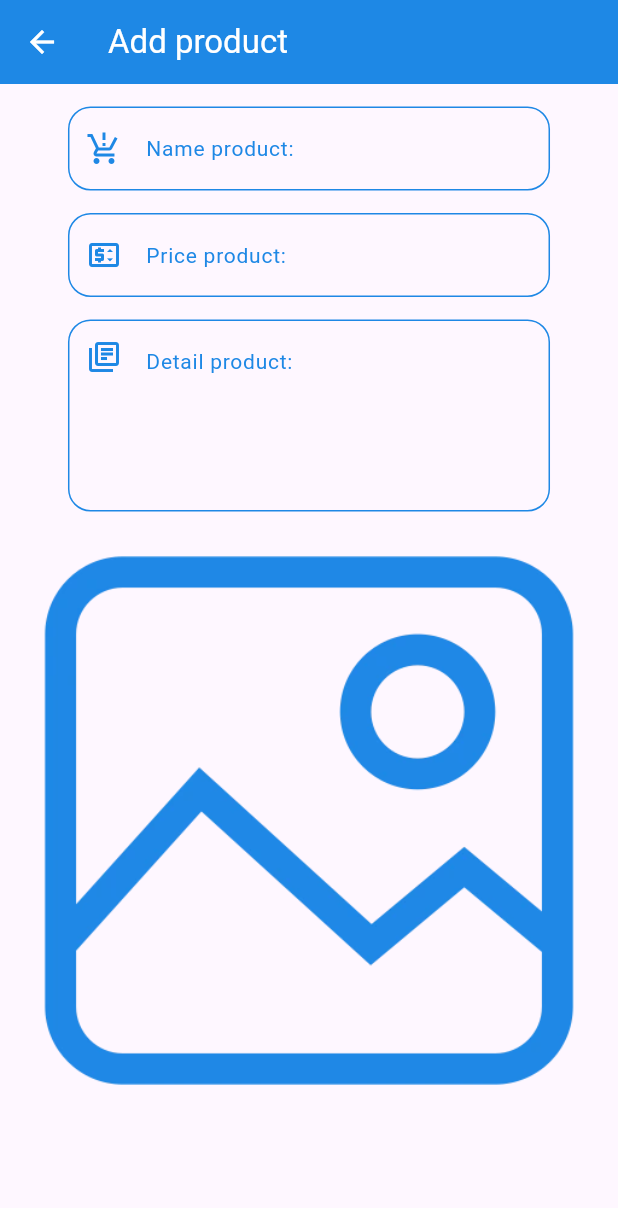
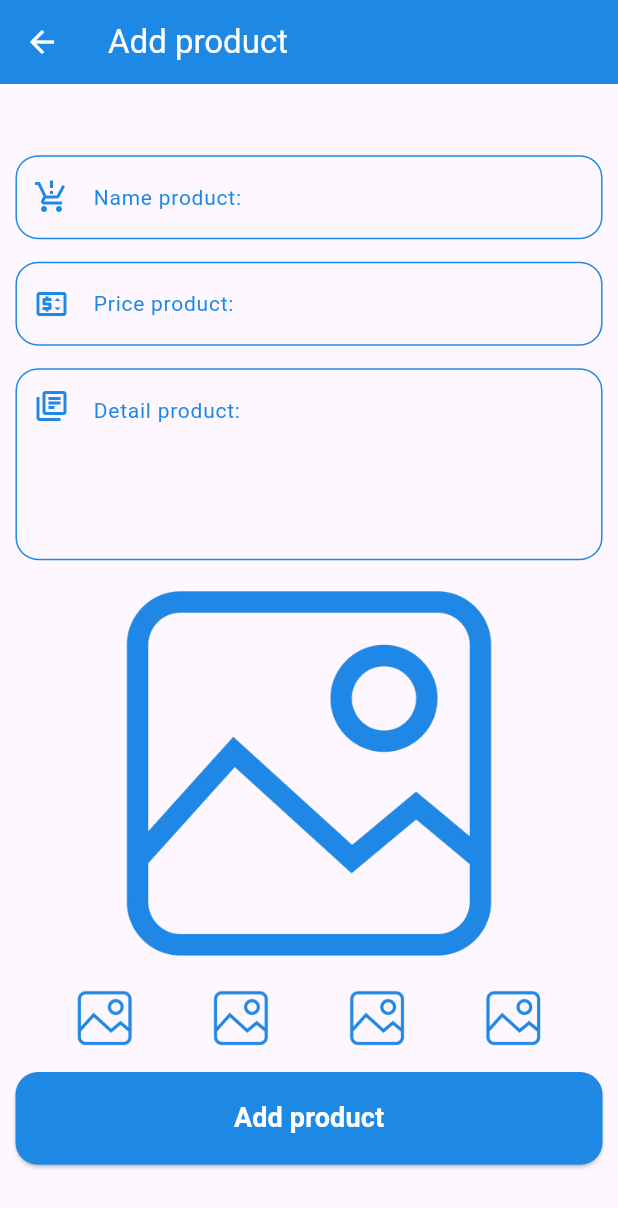
Before and after one commit to TonAndToon/Blogger, a Flutter app: the AddProduct screen opened by its route, on a phone screen of 412 x 824 dp. Shown: the top 1208 px of the screen. Run offline on Flutter 3.47's test engine with Material 3 defaults, Android fonts, the phone set to English and light mode, and no system bars; our stand-ins replace dio, geolocator, google_maps_flutter, image_picker, shared_preferences; accounts and stored records are empty; Roboto replaces fonts that are missing (NotoSanLaos).

Commit message:
coding add product fuction get image by camara, gellery and create button add 20250620 0523 PM

```diff
--- /dev/null
+++ b/devtools_options.yaml
@@ -0,0 +1,3 @@
+description: This file stores settings for Dart & Flutter DevTools.
+documentation: https://docs.flutter.dev/tools/devtools/extensions#configure-extension-enablement-states
+extensions:
--- a/lib/states/add_product.dart
+++ b/lib/states/add_product.dart
@@ -1,5 +1,10 @@
+import 'dart:io';
+
 import 'package:blogger/utility/my_contant.dart';
+import 'package:blogger/widgets/show_image.dart';
+import 'package:blogger/widgets/show_title.dart';
 import 'package:flutter/material.dart';
+import 'package:image_picker/image_picker.dart';
 
 class AddProduct extends StatefulWidget {
   const AddProduct({super.key});
@@ -9,6 +14,22 @@ class AddProduct extends StatefulWidget {
 }
 
 class _AddProductState extends State<AddProduct> {
+  final formKey = GlobalKey<FormState>();
+  List<File?> files = [];
+  File? file;
+
+  @override
+  void initState() {
+    // TODO: implement initState
+    super.initState();
+  }
+
+  void initialFile() {
+    for (var i = 0; i < 4; i++) {
+      files.add(null);
+    }
+  }
+
   @override
   Widget build(BuildContext context) {
     return Scaffold(
@@ -23,13 +44,19 @@ class _AddProductState extends State<AddProduct> {
           ),
           behavior: HitTestBehavior.opaque,
           child: Center(
+            child: SingleChildScrollView(
+              child: Form(
+                key: formKey,
                 child: Column(
                   children: [
                     buildProductName(constraints),
                     buildProductPirce(constraints),
                     buildProductDetail(constraints),
-                Image.asset(MyContant.iconphotolb),
+                    buildImage(constraints),
+                    addProductButton(constraints),
                   ],
+                ),
+              ),
             ),
           ),
         ),
@@ -37,11 +64,156 @@ class _AddProductState extends State<AddProduct> {
     );
   }
 
+  Row addProductButton(BoxConstraints constraints) {
+    return Row(
+      mainAxisAlignment: MainAxisAlignment.center,
+      children: [
+        Padding(
+          padding: const EdgeInsets.fromLTRB(0, 15, 0, 15),
+          child: Container(
+            width: constraints.maxWidth * 0.95,
+            height: constraints.maxWidth * 0.15,
+            child: ElevatedButton(
+              style: MyContant().myButtonStyle(),
+              onPressed: () {
+                if (formKey.currentState!.validate()) {}
+              },
+              child: Text(
+                'Add product',
+                style: MyContant().h2StyleWh(),
+              ),
+            ),
+          ),
+        ),
+      ],
+    );
+  }
+
+  Future<Null> processImagePicker(ImageSource source, int index) async {
+    try {
+      var result = await ImagePicker().pickImage(
+        source: source,
+        maxWidth: 800,
+        maxHeight: 800,
+      );
+      setState(() {
+        file = File(result!.path);
+        files[index] = file;
+
+      });
+    } catch (e) {}
+  }
+
+  Future<Null> chooseSourceImageDialog(int index) async {
+    print('Click from index ==>> $index');
+    showDialog(
+      context: context,
+      builder: (context) => AlertDialog(
+        title: ListTile(
+          leading: ShowImage(path: MyContant.img1),
+          title: ShowTitle(
+            title: 'Source Image ${index + 1} ?',
+            textStyle: MyContant().h2StyleP(),
+          ),
+          subtitle: ShowTitle(
+            title: 'Please Tab on Camara or Gallery',
+            textStyle: MyContant().h3StyleP(),
+          ),
+        ),
+        actions: [
+          Row(
+            mainAxisAlignment: MainAxisAlignment.spaceAround,
+            children: [
+              TextButton(
+                onPressed: () {
+                  Navigator.pop(context);
+                  processImagePicker(ImageSource.camera, index);
+                },
+                child: Text('Camara'),
+              ),
+              TextButton(
+                onPressed: () {
+                  Navigator.pop(context);
+                  processImagePicker(ImageSource.gallery, index);
+                },
+                child: Text('Gallery'),
+              ),
+            ],
+          ),
+        ],
+      ),
+    );
+  }
+
+  Column buildImage(BoxConstraints constraints) {
+    return Column(
+      children: [
+        Container(
+          width: constraints.maxWidth * 0.69,
+          height: constraints.maxWidth * 0.69,
+          child: file == null ? Image.asset(MyContant.iconphotolb) : Image.file(file!),
+        ),
+        Row(
+          mainAxisAlignment: MainAxisAlignment.spaceEvenly,
+          children: [
+            Container(
+              width: 42,
+              height: 42,
+              child: InkWell(
+                onTap: () => chooseSourceImageDialog(0),
+                child: Image.asset(
+                  MyContant.iconphotolb,
+                ),
+              ),
+            ),
+            Container(
+              width: 42,
+              height: 42,
+              child: InkWell(
+                onTap: () => chooseSourceImageDialog(1),
+                child: Image.asset(
+                  MyContant.iconphotolb,
+                ),
+              ),
+            ),
+            Container(
+              width: 42,
+              height: 42,
+              child: InkWell(
+                onTap: () => chooseSourceImageDialog(2),
+                child: Image.asset(
+                  MyContant.iconphotolb,
+                ),
+              ),
+            ),
+            Container(
+              width: 42,
+              height: 42,
+              child: InkWell(
+                onTap: () => chooseSourceImageDialog(3),
+                child: Image.asset(
+                  MyContant.iconphotolb,
+                ),
+              ),
+            ),
+          ],
+        ),
+      ],
+    );
+  }
+
   Widget buildProductName(BoxConstraints constraints) {
     return Container(
-      width: constraints.maxWidth * 0.78,
+      width: constraints.maxWidth * 0.95,
       margin: EdgeInsets.only(top: 15),
       child: TextFormField(
+        validator: (value) {
+          if (value!.isEmpty) {
+            return 'Please Fill name Blank';
+          } else {
+            return null;
+          }
+        },
         decoration: InputDecoration(
           labelText: 'Name product:',
           labelStyle: MyContant().h3StyleP(),
@@ -63,6 +235,13 @@ class _AddProductState extends State<AddProduct> {
               width: 3,
             ),
           ),
+          errorBorder: OutlineInputBorder(
+            borderRadius: BorderRadius.circular(15),
+            borderSide: BorderSide(
+              color: MyContant.redColor,
+              width: 2,
+            ),
+          ),
         ),
       ),
     );
@@ -70,9 +249,16 @@ class _AddProductState extends State<AddProduct> {
 
   Widget buildProductPirce(BoxConstraints constraints) {
     return Container(
-      width: constraints.maxWidth * 0.78,
+      width: constraints.maxWidth * 0.95,
       margin: EdgeInsets.only(top: 15),
       child: TextFormField(
+        validator: (value) {
+          if (value!.isEmpty) {
+            return 'Please Fill price Blank';
+          } else {
+            return null;
+          }
+        },
         keyboardType: TextInputType.number,
         decoration: InputDecoration(
           labelText: 'Price product:',
@@ -95,6 +281,13 @@ class _AddProductState extends State<AddProduct> {
               width: 3,
             ),
           ),
+          errorBorder: OutlineInputBorder(
+            borderRadius: BorderRadius.circular(15),
+            borderSide: BorderSide(
+              color: MyContant.redColor,
+              width: 2,
+            ),
+          ),
         ),
       ),
     );
@@ -102,9 +295,16 @@ class _AddProductState extends State<AddProduct> {
 
   Widget buildProductDetail(BoxConstraints constraints) {
     return Container(
-      width: constraints.maxWidth * 0.78,
+      width: constraints.maxWidth * 0.95,
       margin: EdgeInsets.only(top: 15),
       child: TextFormField(
+        validator: (value) {
+          if (value!.isEmpty) {
+            return 'Please Fill product Blank';
+          } else {
+            return null;
+          }
+        },
         maxLines: 4,
         decoration: InputDecoration(
           hintText: 'Detail product:',
@@ -130,6 +330,13 @@ class _AddProductState extends State<AddProduct> {
               width: 3,
             ),
           ),
+          errorBorder: OutlineInputBorder(
+            borderRadius: BorderRadius.circular(15),
+            borderSide: BorderSide(
+              color: MyContant.redColor,
+              width: 2,
+            ),
+          ),
         ),
       ),
     );
--- a/lib/utility/my_contant.dart
+++ b/lib/utility/my_contant.dart
@@ -4,7 +4,7 @@ class MyContant {
   //General
   static String appName = 'LDB Blogger';
   static String version = ' 20250605.V1.0.1';
-  static String domain = 'https://74c5-202-136-243-67.ngrok-free.app';
+  static String domain = 'https://0300-115-84-76-170.ngrok-free.app';
 
   //Route
   static String rounteAuthen = '/authen';
@@ -28,6 +28,7 @@ class MyContant {
   static Color lightColor = Color(0xff64b4f6);
   static Color darkColor = Color(0xff1146a0);
   static Color whColor = Color(0xffFFFFFF);
+  static Color redColor = Colors.red;
 
   static Map<int, Color> mapMaterialColor = {
   50:Color.fromRGBO(30, 136, 229, 0.1),
```
Also changed, not shown: lib/states/authen.dart (+4 -3 lines). Lines whose indentation alone changed are shown as unchanged.
